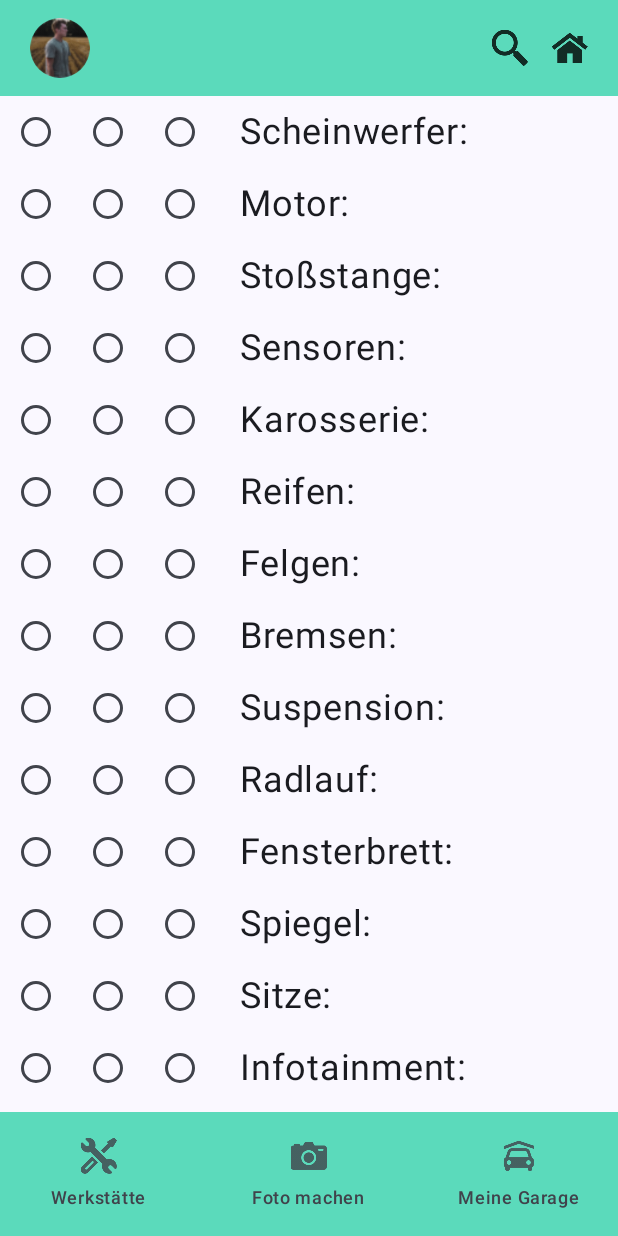
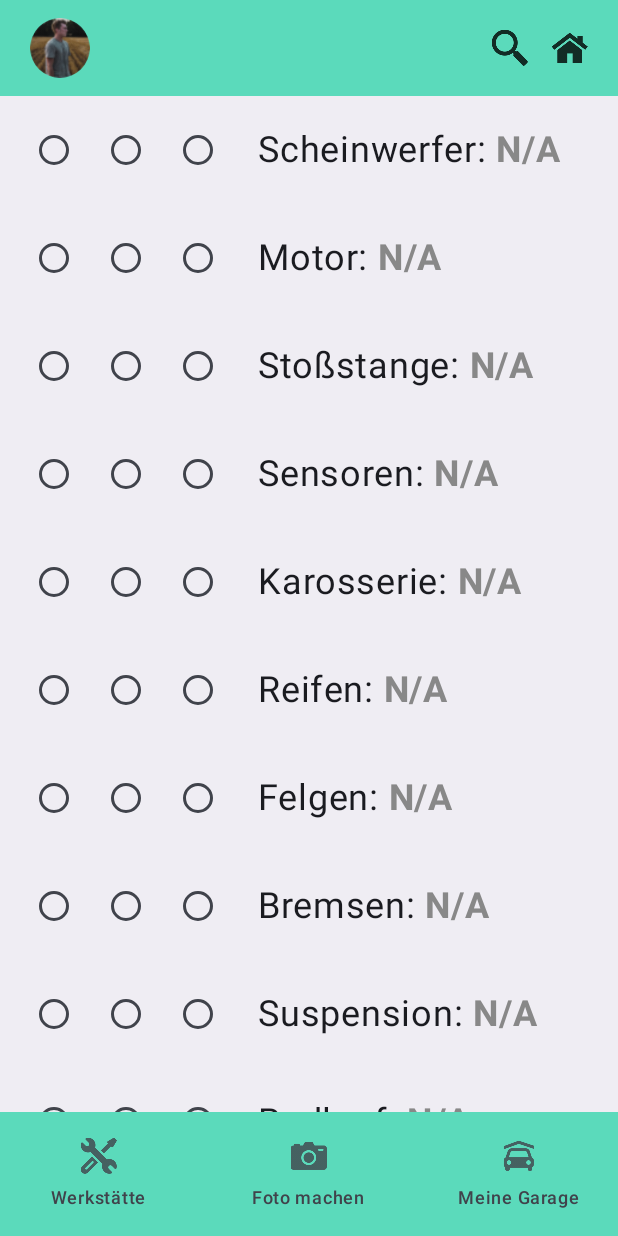
Before and after one commit to ericweres/AutoCheck, an Android app built with Jetpack Compose: the checkList screen opened through its navigation route, on a phone screen of 412 x 824 dp. Run offline under Robolectric (Android 15) with nearby library versions, the phone set to English and light mode, and no system bars.

Commit message:
farben in checklist

```diff
--- a/app/src/main/java/com/autocheck/ui/illustrations/CheckList.kt
+++ b/app/src/main/java/com/autocheck/ui/illustrations/CheckList.kt
@@ -59,9 +59,21 @@ fun CheckList(modifier: Modifier, navController: NavHostController) {
 
     LazyColumn(modifier = modifier) {
         items(carParts) { teil ->
+            val selectedOption = selectedOptions.value[teil]
+            val color = when (selectedOption) {
+                "Gut" -> Color.Green
+                "Mittel" -> Color(0xFFFFA500) // Orange als ARGB-Wert
+                "Schlecht" -> Color.Red
+                else -> Color.Gray
+            }
+
             Row(
-                horizontalArrangement = Arrangement.SpaceAround,
-                verticalAlignment = Alignment.CenterVertically
+                horizontalArrangement = Arrangement.Start,
+                verticalAlignment = Alignment.CenterVertically,
+                modifier = Modifier
+                    .fillMaxWidth()
+                    .background(color.copy(alpha = 0.1f)) // Hintergrundfarbe mit geringer Deckkraft
+                    .padding(12.dp) // Abstand für jede Zeile
             ) {
                 radioOptions.forEach { zustand ->
                     val isSelected = selectedOptions.value[teil] == zustand
@@ -81,7 +93,7 @@ fun CheckList(modifier: Modifier, navController: NavHostController) {
                             append("$teil: ")
                         }
                         val selectedOption = selectedOptions.value[teil]
-                        val color = when (selectedOption) {
+                        val textColor = when (selectedOption) {
                             "Gut" -> Color.Green
                             "Mittel" -> Color(0xFFFFA500)
                             "Schlecht" -> Color.Red
@@ -91,10 +103,10 @@ fun CheckList(modifier: Modifier, navController: NavHostController) {
                             style = SpanStyle(
                                 fontSize = 24.sp,
                                 fontWeight = FontWeight.Bold,
-                                color = color
+                                color = textColor
                             )
                         ) {
-                            append(selectedOption ?: "")
+                            append(selectedOption ?: "N/A")
                         }
                     }
                 )
--- a/app/src/main/java/com/autocheck/ui/illustrations/IllustKombi.kt
+++ b/app/src/main/java/com/autocheck/ui/illustrations/IllustKombi.kt
@@ -99,7 +99,7 @@ fun IllustKombi(modifier: Modifier, navController: NavHostController) {
                     Box() {
                         Image(
                             painter = painterResource(id = R.drawable.kombi_front),
-                            contentDescription = "Login Image",
+                            contentDescription = "Frontseite",
                             contentScale = ContentScale.Fit,
                             modifier = Modifier
                                 .width(300.dp)
```
